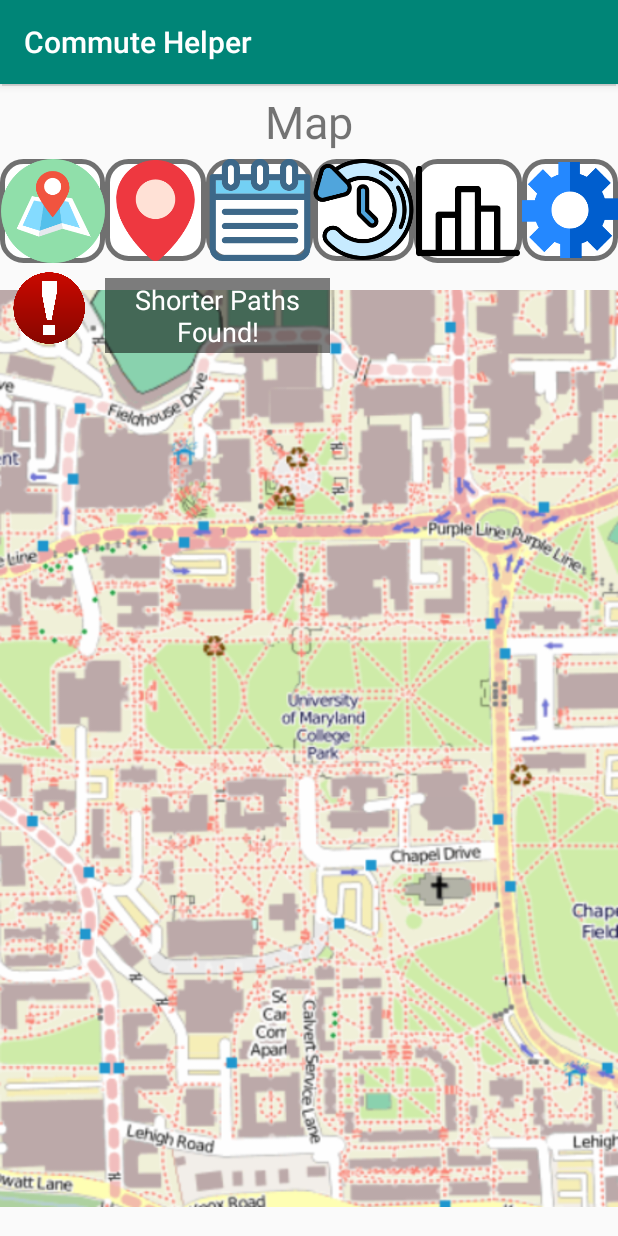
After one commit to yourselvs/CMSC434-CommuteHelper, an Android app: the MapMain screen opened directly, with no data from a screen before it, on a phone screen of 412 x 824 dp. The commit adds this screen. Run offline under Robolectric (Android 15) with nearby library versions, the phone set to English and light mode, and no system bars.

Commit message:
Finished last task - finding shorter path

```diff
--- a/CommuteHelper/app/src/main/AndroidManifest.xml
+++ b/CommuteHelper/app/src/main/AndroidManifest.xml
@@ -18,6 +18,8 @@
         <activity android:name=".MakeTripStart" />
         <activity android:name=".MakeTripInProgress" />
         <activity android:name=".MakeTripComplete" />
+        <activity android:name=".MapShorterPath"/>
+        <activity android:name=".MapMain"/>
         <activity android:name=".MainActivity">
             <intent-filter>
                 <action android:name="android.intent.action.MAIN" />
--- a/CommuteHelper/app/src/main/java/com/cmsc434/commutehelper/MainActivity.kt
+++ b/CommuteHelper/app/src/main/java/com/cmsc434/commutehelper/MainActivity.kt
@@ -14,6 +14,7 @@ class MainActivity : AppCompatActivity() {
 
         val historyBtn: ImageButton = findViewById(R.id.History)
         val startTripBtn: ImageButton = findViewById(R.id.StartATrip)
+        val mapBtn: ImageButton = findViewById((R.id.Map))
 
         historyBtn.setOnClickListener {
             val intent = Intent(applicationContext, HistoryMain::class.java)
@@ -23,5 +24,9 @@ class MainActivity : AppCompatActivity() {
             val intent = Intent(applicationContext, MakeTripMethod::class.java)
             startActivity(intent)
         }
+        mapBtn.setOnClickListener {
+            val intent = Intent(applicationContext, MapMain::class.java)
+            startActivity(intent)
+        }
     }
 }
--- /dev/null
+++ b/CommuteHelper/app/src/main/java/com/cmsc434/commutehelper/MapMain.kt
@@ -0,0 +1,27 @@
+package com.cmsc434.commutehelper
+
+import android.content.Intent
+import androidx.appcompat.app.AppCompatActivity
+import android.os.Bundle
+import android.widget.ImageView
+import android.widget.TextView
+
+class MapMain : AppCompatActivity() {
+
+    override fun onCreate(savedInstanceState: Bundle?) {
+        super.onCreate(savedInstanceState)
+        setContentView(R.layout.map_plain)
+
+        val notificationText: TextView = findViewById(R.id.notificationText)
+        val notificationIcon: ImageView = findViewById(R.id.notificationIcon)
+
+        notificationText.setOnClickListener {
+            val intent = Intent(applicationContext, MapShorterPath::class.java)
+            startActivity(intent)
+        }
+        notificationIcon.setOnClickListener {
+            val intent = Intent(applicationContext, MapShorterPath::class.java)
+            startActivity(intent)
+        }
+    }
+}
--- /dev/null
+++ b/CommuteHelper/app/src/main/res/layout/map_plain.xml
@@ -0,0 +1,143 @@
+<?xml version="1.0" encoding="utf-8"?>
+<androidx.constraintlayout.widget.ConstraintLayout xmlns:android="http://schemas.android.com/apk/res/android"
+    xmlns:app="http://schemas.android.com/apk/res-auto"
+    xmlns:tools="http://schemas.android.com/tools"
+    android:layout_width="match_parent"
+    android:layout_height="match_parent"
+    tools:context=".MainActivity">
+
+    <ImageButton
+        android:id="@+id/Map"
+        android:layout_width="70dp"
+        android:layout_height="69dp"
+        android:layout_marginTop="50dp"
+        android:background="@drawable/buttonshape"
+        android:scaleType="centerInside"
+        android:text=""
+        app:layout_constraintEnd_toStartOf="@+id/Nearby"
+        app:layout_constraintStart_toStartOf="parent"
+        app:layout_constraintTop_toTopOf="parent"
+        app:srcCompat="@drawable/map"
+        tools:ignore="VectorDrawableCompat" />
+
+    <ImageButton
+        android:id="@+id/Settings"
+        android:layout_width="64dp"
+        android:layout_height="68dp"
+        android:layout_marginTop="50dp"
+        android:background="@drawable/buttonshape"
+        android:scaleType="centerInside"
+        android:text=""
+        app:layout_constraintEnd_toEndOf="parent"
+        app:layout_constraintStart_toEndOf="@+id/Statistics"
+        app:layout_constraintTop_toTopOf="parent"
+        app:srcCompat="@drawable/settings"
+        tools:ignore="VectorDrawableCompat" />
+
+    <ImageButton
+        android:id="@+id/Statistics"
+        android:layout_width="72dp"
+        android:layout_height="69dp"
+        android:layout_marginTop="50dp"
+        android:background="@drawable/buttonshape"
+        android:scaleType="centerInside"
+        android:text=""
+        app:layout_constraintEnd_toStartOf="@+id/Settings"
+        app:layout_constraintStart_toEndOf="@+id/History"
+        app:layout_constraintTop_toTopOf="parent"
+        app:srcCompat="@drawable/statistics"
+        tools:ignore="VectorDrawableCompat" />
+
+    <ImageButton
+        android:id="@+id/StartATrip"
+        android:layout_width="71dp"
+        android:layout_height="68dp"
+        android:layout_marginTop="50dp"
+        android:background="@drawable/buttonshape"
+        android:scaleType="centerInside"
+        android:text=""
+        app:layout_constraintEnd_toStartOf="@+id/History"
+        app:layout_constraintStart_toEndOf="@+id/Nearby"
+        app:layout_constraintTop_toTopOf="parent"
+        app:srcCompat="@drawable/schedule"
+        tools:ignore="VectorDrawableCompat" />
+
+    <ImageButton
+        android:id="@+id/Nearby"
+        android:layout_width="67dp"
+        android:layout_height="68dp"
+        android:layout_marginTop="50dp"
+        android:background="@drawable/buttonshape"
+        android:scaleType="centerInside"
+        android:text=""
+        app:layout_constraintEnd_toStartOf="@+id/StartATrip"
+        app:layout_constraintStart_toEndOf="@+id/Map"
+        app:layout_constraintTop_toTopOf="parent"
+        app:srcCompat="@drawable/nearby"
+        tools:ignore="VectorDrawableCompat" />
+
+    <ImageButton
+        android:id="@+id/History"
+        android:layout_width="67dp"
+        android:layout_height="68dp"
+        android:layout_marginTop="50dp"
+        android:background="@drawable/buttonshape"
+        android:scaleType="centerInside"
+        android:text=""
+        app:layout_constraintEnd_toStartOf="@+id/Statistics"
+        app:layout_constraintStart_toEndOf="@+id/StartATrip"
+        app:layout_constraintTop_toTopOf="parent"
+        app:srcCompat="@drawable/history"
+        tools:ignore="VectorDrawableCompat" />
+
+    <TextView
+        android:id="@+id/textView3"
+        android:layout_width="wrap_content"
+        android:layout_height="50dp"
+        android:gravity="center"
+        android:text="Map"
+        android:textSize="30sp"
+        app:layout_constraintEnd_toEndOf="parent"
+        app:layout_constraintStart_toStartOf="parent"
+        app:layout_constraintTop_toTopOf="parent" />
+
+    <View
+        android:id="@+id/divider"
+        android:layout_width="409dp"
+        android:layout_height="1dp"
+        android:background="?android:attr/listDivider"
+        app:layout_constraintEnd_toEndOf="parent"
+        app:layout_constraintStart_toStartOf="parent"
+        app:layout_constraintTop_toBottomOf="@+id/textView" />
+
+    <ImageView
+        android:id="@+id/imageView3"
+        android:layout_width="wrap_content"
+        android:layout_height="0dp"
+        app:layout_constraintEnd_toEndOf="parent"
+        app:layout_constraintStart_toStartOf="parent"
+        app:layout_constraintTop_toBottomOf="@+id/StartATrip"
+        app:srcCompat="@drawable/map_plain" />
+
+    <ImageView
+        android:id="@+id/notificationIcon"
+        android:layout_width="70dp"
+        android:layout_height="70dp"
+        app:layout_constraintStart_toStartOf="parent"
+        app:layout_constraintTop_toBottomOf="@+id/Map"
+        app:srcCompat="@drawable/notification_icon" />
+
+    <TextView
+        android:id="@+id/notificationText"
+        android:layout_width="150dp"
+        android:layout_height="50dp"
+        android:background="#80000000"
+        android:gravity="center"
+        android:text="Shorter Paths Found!"
+        android:textColor="@android:color/white"
+        android:textSize="18sp"
+        app:layout_constraintBottom_toBottomOf="@+id/notificationIcon"
+        app:layout_constraintStart_toEndOf="@+id/notificationIcon"
+        app:layout_constraintTop_toBottomOf="@+id/Map" />
+
+</androidx.constraintlayout.widget.ConstraintLayout>
```
Also changed, not shown: CommuteHelper/app/src/main/java/com/cmsc434/commutehelper/MapShorterPath.kt (added, +15 -0 lines), CommuteHelper/app/src/main/res/layout/map_shorter_path.xml (added, +137 -0 lines), CommuteHelper/app/src/main/res/drawable/map_plain.png (added), CommuteHelper/app/src/main/res/drawable/map_shorter_path.png (added), CommuteHelper/app/src/main/res/drawable/notification_icon.png (added).
